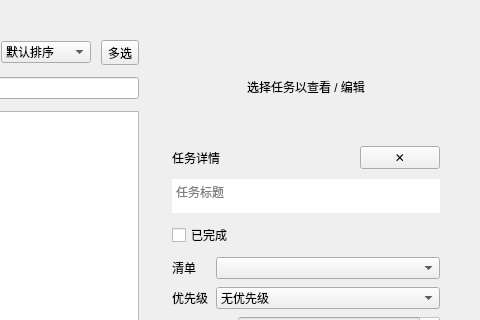
First picture: the form in src/todopage.ui, repository PT123123/aw-qtui, before the edit; both pictures show x 720 to 1200 and y 0 to 320 of the 1200 by 760 pixel window.
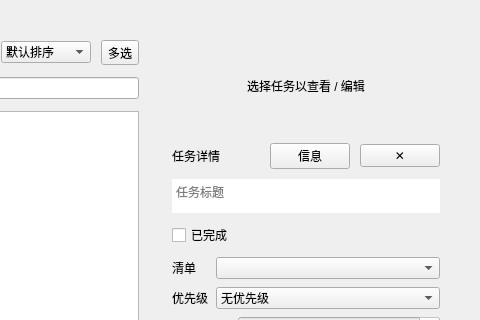
Second picture: the form after the edit.

Commit message:
feat(todo): 任务补上详细信息（来源设备/同步口径）+ 快捷记录窗去模态 + 版本号可见
- TodoTask 解析服务端早已返回却被丢弃的 version/device_id/synced_at/conflict，新增
  任务详细信息对话框（任务行右键与详情栏「信息」两处入口），device_id 异步解析成
  设备名与端类型，口径对齐笔记详情——任务不再说不出是「从哪端传来的」。
- 新建笔记窗改为无父窗口 + 非模态：原先以隐藏中的主窗口为父且模态，既会把主界面
  一起拽到前台，又让人写完之前点不到主界面；顺手守住「关掉最后一个浮窗不该退进程」。
- 标题栏、托盘提示与设置→关于显示编译期注入的版本号（随本次部署抬到 0.1.21）。

```diff
--- a/src/todopage.ui
+++ b/src/todopage.ui
@@ -470,7 +470,7 @@
              <number>10</number>
             </property>
             <item>
-             <layout class="QHBoxLayout" name="detailHead" stretch="0,1,0">
+             <layout class="QHBoxLayout" name="detailHead" stretch="0,1,0,0">
               <item>
                <widget class="QLabel" name="detailHeadTitle">
                 <property name="text">
@@ -491,6 +491,19 @@
                 </property>
                </spacer>
               </item>
+              <item>
+               <widget class="QPushButton" name="detailInfo">
+                <property name="text">
+                 <string>信息</string>
+                </property>
+                <property name="toolTip">
+                 <string>查看详细信息（来源设备、同步状态、版本）</string>
+                </property>
+                <property name="cursor">
+                 <cursorShape>PointingHandCursor</cursorShape>
+                </property>
+               </widget>
+              </item>
               <item>
                <widget class="QPushButton" name="detailClose">
                 <property name="text">
```
The commit also changes 10 other files.
